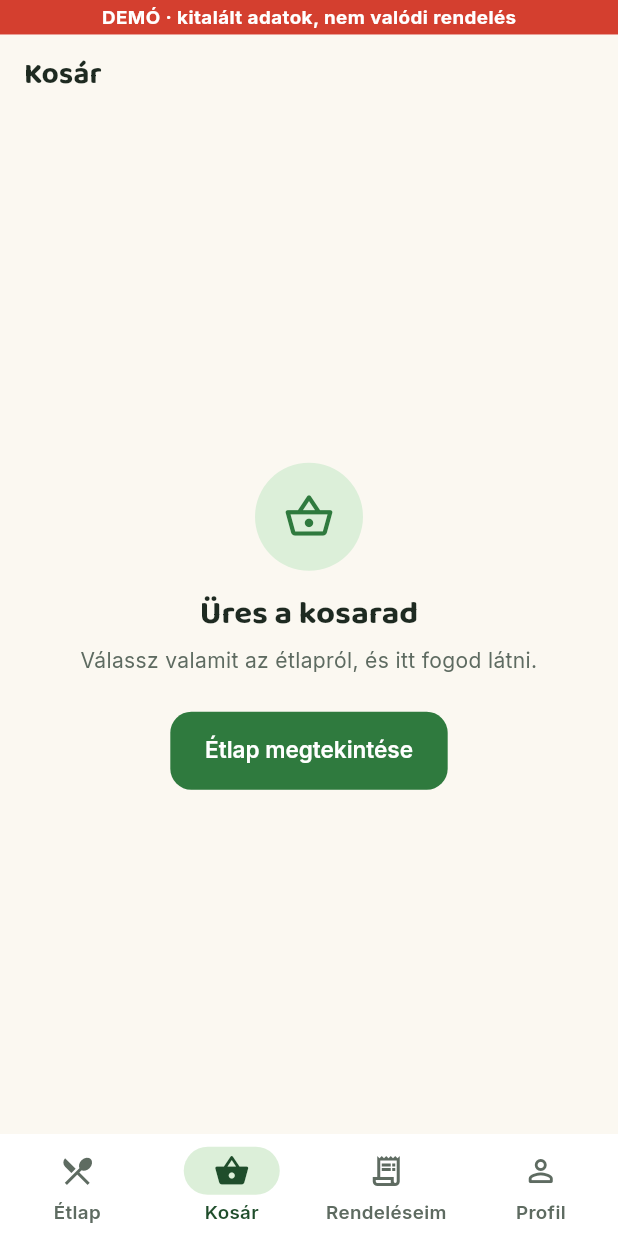
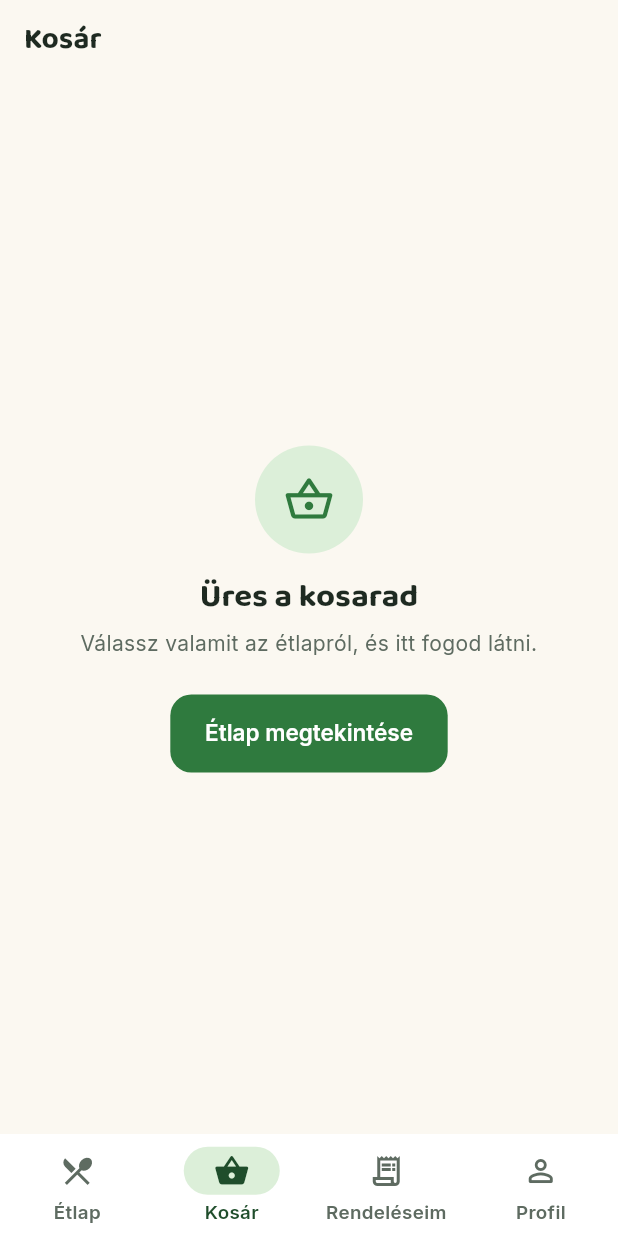
Before and after one commit to ateszk0/Zaba, a Flutter app: the screen it shows after launch, item 2 of the bottom bar chosen, on a phone screen of 412 x 824 dp. Run offline on Flutter 3.47's test engine with Material 3 defaults, Android fonts, the phone set to English and light mode, and no system bars; our stand-ins replace flutter_riverpod, go_router, shared_preferences, supabase_flutter; accounts and stored records are empty.

Commit message:
Remove the permanent DEMÓ strip from the top of the apps
The notification strip stays; AppFrame replaces DemoFrame. create_demo_user.py
takes the customer's name from DEMO_NAME.

Co-Authored-By: Claude Sonnet 5.5 <noreply@anthropic.com>

```diff
--- a/app/lib/admin_app.dart
+++ b/app/lib/admin_app.dart
@@ -2,7 +2,7 @@ import 'package:flutter/material.dart';
 import 'package:flutter_riverpod/flutter_riverpod.dart';
 
 import 'core/theme/app_theme.dart';
-import 'core/widgets/demo_banner.dart';
+import 'core/widgets/app_frame.dart';
 import 'features/admin/admin_router.dart';
 import 'l10n/generated/app_localizations.dart';
 
@@ -20,10 +20,7 @@ class AdminApp extends ConsumerWidget {
       locale: const Locale('hu'),
       supportedLocales: AppLocalizations.supportedLocales,
       localizationsDelegates: AppLocalizations.localizationsDelegates,
-      builder: (context, child) => DemoFrame(
-        label: AppLocalizations.of(context).adminBanner,
-        child: child!,
-      ),
+      builder: (context, child) => AppFrame(child: child!),
     );
   }
 }
--- a/app/lib/app.dart
+++ b/app/lib/app.dart
@@ -3,7 +3,7 @@ import 'package:flutter_riverpod/flutter_riverpod.dart';
 
 import 'core/router/app_router.dart';
 import 'core/theme/app_theme.dart';
-import 'core/widgets/demo_banner.dart';
+import 'core/widgets/app_frame.dart';
 import 'features/cart/application/cart_providers.dart';
 import 'features/notifications/application/notification_providers.dart';
 import 'features/notifications/presentation/notification_banner.dart';
@@ -25,7 +25,7 @@ class ZabaApp extends ConsumerWidget {
       supportedLocales: AppLocalizations.supportedLocales,
       localizationsDelegates: AppLocalizations.localizationsDelegates,
       builder: (context, child) =>
-          DemoFrame(below: const NotificationBanner(), child: child!),
+          AppFrame(below: const NotificationBanner(), child: child!),
     );
   }
 }
--- /dev/null
+++ b/app/lib/core/widgets/app_frame.dart
@@ -0,0 +1,22 @@
+import 'package:flutter/material.dart';
+
+/// Puts [below] (the notification strip) above the app. The strip is empty most
+/// of the time; while it shows, it sits under the status bar.
+class AppFrame extends StatelessWidget {
+  const AppFrame({super.key, required this.child, this.below});
+
+  final Widget child;
+
+  /// Shown above the app, for example a notification.
+  final Widget? below;
+
+  @override
+  Widget build(BuildContext context) {
+    return Column(
+      children: [
+        ?below,
+        Expanded(child: child),
+      ],
+    );
+  }
+}
--- a/app/lib/core/widgets/demo_banner.dart
+++ /dev/null
@@ -1,73 +0,0 @@
-import 'package:flutter/material.dart';
-
-import '../../l10n/generated/app_localizations.dart';
-import '../theme/app_colors.dart';
-import '../theme/app_spacing.dart';
-
-/// Permanent strip above every screen so nobody mistakes the demo for the real
-/// service. It owns the top safe area (notch / status bar), so the screens
-/// below it must not add their own: see [DemoFrame].
-class DemoBanner extends StatelessWidget {
-  const DemoBanner({super.key, this.label});
-
-  /// The text; the customer app's demo notice when null.
-  final String? label;
-
-  @override
-  Widget build(BuildContext context) {
-    final theme = Theme.of(context);
-    return Material(
-      color: AppColors.tomato600,
-      child: SafeArea(
-        bottom: false,
-        child: Padding(
-          padding: const EdgeInsets.symmetric(
-            horizontal: AppSpacing.md,
-            vertical: AppSpacing.xs,
-          ),
-          child: Center(
-            child: Text(
-              label ?? AppLocalizations.of(context).demoBanner,
-              maxLines: 1,
-              overflow: TextOverflow.ellipsis,
-              style: theme.textTheme.labelMedium?.copyWith(
-                color: AppColors.surface,
-                fontWeight: FontWeight.w700,
-                letterSpacing: 0.3,
-              ),
-            ),
-          ),
-        ),
-      ),
-    );
-  }
-}
-
-/// Puts the [DemoBanner] above the app and removes the top inset from the
-/// content, because the banner already sits below the status bar.
-class DemoFrame extends StatelessWidget {
-  const DemoFrame({super.key, required this.child, this.label, this.below});
-
-  final Widget child;
-  final String? label;
-
-  /// Shown between the banner and the app, for example a notification.
-  final Widget? below;
-
-  @override
-  Widget build(BuildContext context) {
-    return Column(
-      children: [
-        DemoBanner(label: label),
-        ?below,
-        Expanded(
-          child: MediaQuery.removePadding(
-            context: context,
-            removeTop: true,
-            child: child,
-          ),
-        ),
-      ],
-    );
-  }
-}
--- a/app/lib/features/notifications/presentation/notification_banner.dart
+++ b/app/lib/features/notifications/presentation/notification_banner.dart
@@ -76,7 +76,9 @@ class _Strip extends ConsumerWidget {
     final (background, foreground) = notification.status.colors;
     final notifications = ref.read(notificationsProvider.notifier);
 
-    return Semantics(
+    return SafeArea(
+      bottom: false,
+      child: Semantics(
         liveRegion: true,
         child: Material(
           color: background,
@@ -132,6 +134,7 @@ class _Strip extends ConsumerWidget {
             ),
           ),
         ),
+      ),
     );
   }
 }
--- a/app/lib/l10n/app_hu.arb
+++ b/app/lib/l10n/app_hu.arb
@@ -4,8 +4,6 @@
   "appTitle": "Zaba",
   "@appTitle": { "description": "Application name shown in the OS task switcher and app bars." },
 
-  "demoBanner": "DEMÓ · kitalált adatok, nem valódi rendelés",
-  "@demoBanner": { "description": "Permanent strip at the top of every screen so nobody mistakes the demo for the real service." },
 
   "navMenu": "Étlap",
   "navCart": "Kosár",
@@ -261,7 +259,6 @@
   "notifCancelledRefundedBody": "A rendelés lemondva, a kifizetett összeget visszatérítjük.",
 
   "adminTitle": "Zaba kezelőfelület",
-  "adminBanner": "DEMÓ · kezelőfelület · kitalált adatok",
   "adminLoginTitle": "Munkatársi belépés",
   "adminLoginBody": "A konyha és az üzemeltetés munkatársainak.",
   "adminDemoLogin": "Belépés demó munkatársként",
```
Also changed, not shown: app/lib/l10n/generated/app_localizations.dart, app/lib/l10n/generated/app_localizations_hu.dart, 4 other files. Lines whose indentation alone changed are shown as unchanged.
